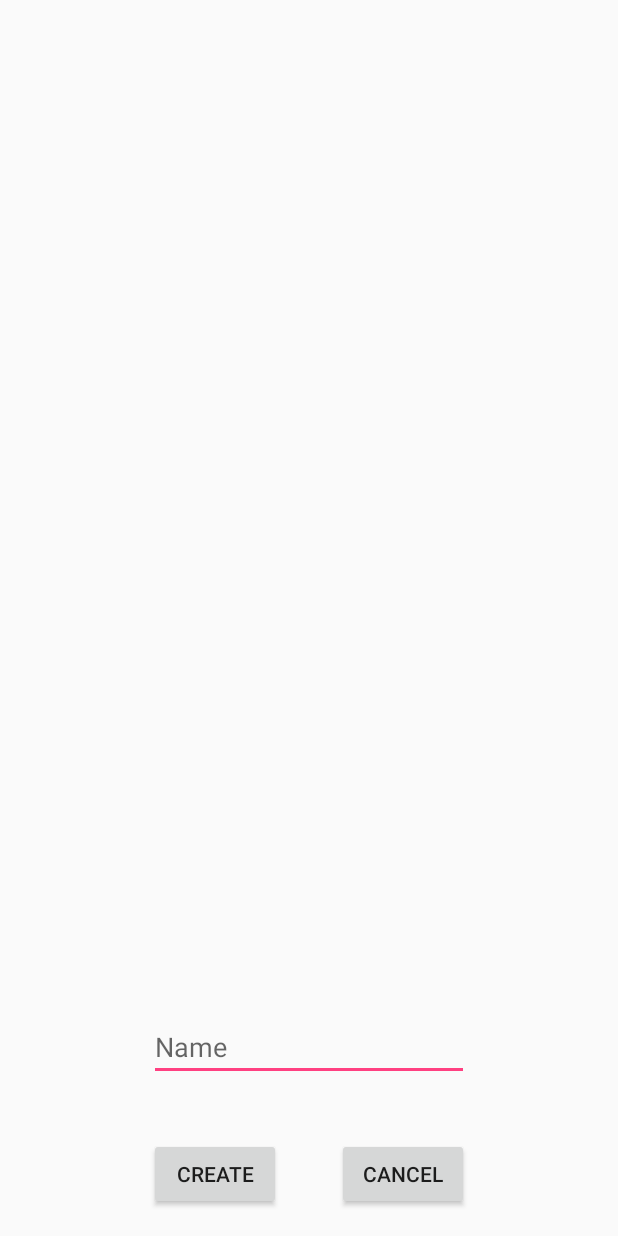
After one commit to Magnleik/Or_i_en_t-ring_app, an Android app: the layout activity_popup_point_desc.xml on its own in the app's theme, with its tools: preview values and no code run, on a phone screen of 412 x 824 dp. The commit adds this screen. Run offline under Robolectric (Android 15) with nearby library versions, the phone set to English and light mode, and no system bars.

Commit message:
Started class for popup in createOEvent

```diff
--- a/TRing/app/src/main/AndroidManifest.xml
+++ b/TRing/app/src/main/AndroidManifest.xml
@@ -42,7 +42,9 @@
         </activity>
         <activity android:name=".OrientationSelector" />
         <activity android:name=".CreateOEvent" />
-        <activity android:name=".PerformOEvent"></activity>
+        <activity android:name=".PerformOEvent" />
+        <activity android:name=".PopupPointDesc" android:theme="@style/AppTheme.PopupTheme">
+        </activity>
     </application>
 
 </manifest>
--- a/TRing/app/src/main/java/no/teacherspet/tring/CreateOEvent.java
+++ b/TRing/app/src/main/java/no/teacherspet/tring/CreateOEvent.java
@@ -1,5 +1,6 @@
 package no.teacherspet.tring;
 
+import android.content.Intent;
 import android.content.pm.PackageManager;
 import android.location.Location;
 import android.os.Bundle;
@@ -91,6 +92,8 @@ public class CreateOEvent extends FragmentActivity implements OnMapReadyCallback
             public void onMapClick(LatLng latLng) {
                 Marker Point = mMap.addMarker(new MarkerOptions().position(latLng).title("Punkt " + (arrayListWithCoords.size()+1)));
                 arrayListWithCoords.add(Point);
+                Intent intent = new Intent(CreateOEvent.this,PopupPointDesc.class);
+                startActivity(intent);
                 // Sjekk at punkt blir registrert
                 // Toast.makeText(getApplicationContext(), "" + arrayListWithCoords.get(arrayListWithCoords.size() -1) , Toast.LENGTH_LONG).show();
 
@@ -121,10 +124,7 @@ public class CreateOEvent extends FragmentActivity implements OnMapReadyCallback
         mMap.clear();
         //Add startpoint om man vil lage ny rute?
         mMap.addMarker(new MarkerOptions().position(new LatLng(63.416136, 10.405297)).title("Gløs<3"));
-
     }
 
 
-
-
 }
--- /dev/null
+++ b/TRing/app/src/main/res/layout/activity_popup_point_desc.xml
@@ -0,0 +1,33 @@
+<?xml version="1.0" encoding="utf-8"?>
+<RelativeLayout xmlns:android="http://schemas.android.com/apk/res/android"
+    android:layout_width="match_parent" android:layout_height="match_parent">
+
+    <Button
+        android:id="@+id/create_point_btn"
+        android:onClick="completePoint"
+        android:layout_width="wrap_content"
+        android:layout_height="wrap_content"
+        android:layout_alignParentBottom="true"
+        android:layout_alignStart="@+id/set_point_name"
+        android:layout_marginBottom="17dp"
+        android:text="@string/create" />
+
+    <Button
+        android:id="@+id/cancel_point_btn"
+        android:layout_width="wrap_content"
+        android:layout_height="wrap_content"
+        android:layout_alignEnd="@+id/set_point_name"
+        android:layout_alignTop="@+id/create_point_btn"
+        android:text="@android:string/cancel" />
+
+    <EditText
+        android:id="@+id/set_point_name"
+        android:layout_width="wrap_content"
+        android:layout_height="wrap_content"
+        android:layout_above="@+id/create_point_btn"
+        android:layout_centerHorizontal="true"
+        android:layout_marginBottom="38dp"
+        android:ems="10"
+        android:hint="Name"
+        android:inputType="textPersonName" />
+</RelativeLayout>
--- a/TRing/app/src/main/res/values/strings.xml
+++ b/TRing/app/src/main/res/values/strings.xml
@@ -1,4 +1,5 @@
 <resources>
     <string name="app_name">TRing</string>
     <string name="title_activity_maps">Map</string>
+    <string name ="create">create</string>
 </resources>
--- a/TRing/app/src/main/res/values/styles.xml
+++ b/TRing/app/src/main/res/values/styles.xml
@@ -8,4 +8,9 @@
         <item name="colorAccent">@color/colorAccent</item>
     </style>
 
+    <style name="AppTheme.PopupTheme">
+        <item name="android:windowIsTranslucent">true</item>
+        <item name="android:windowCloseOnTouchOutside">true</item>
+    </style>
+
 </resources>
```
Also changed, not shown: TRing/app/src/main/java/no/teacherspet/tring/PopupPointDesc.java (added, +23 -0 lines).
